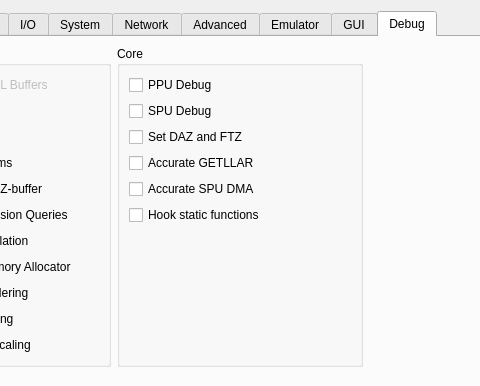
The window that rpcs3/rpcs3qt/settings_dialog.ui (RPCS3/rpcs3) describes before a commit, drawn with Qt 5; both pictures show x 158 to 638 and y 0 to 386 of the 796 by 677 pixel window.
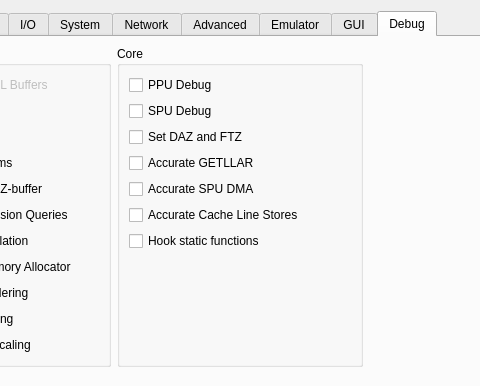
The same window after the commit. The open tabs and pages were chosen to show the change. Icons and pictures are not drawn.

Commit message: SPU/PPU: Implement Atomic Cache Line Stores

```diff
--- a/rpcs3/rpcs3qt/settings_dialog.ui
+++ b/rpcs3/rpcs3qt/settings_dialog.ui
@@ -3506,6 +3506,13 @@
               </property>
              </widget>
             </item>
+            <item>
+             <widget class="QCheckBox" name="accurateClineStores">
+              <property name="text">
+               <string>Accurate Cache Line Stores</string>
+              </property>
+             </widget>
+            </item>
             <item>
              <widget class="QCheckBox" name="hookStFunc">
               <property name="text">
```
The commit also changes 8 other files.
